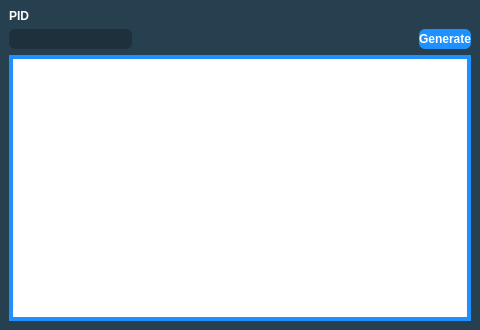
This is Forms/Gen3/PIDtoIVs.ui in Admiral-Fish/PokeFinder as Qt 5 draws it before an edit. The edited form follows.
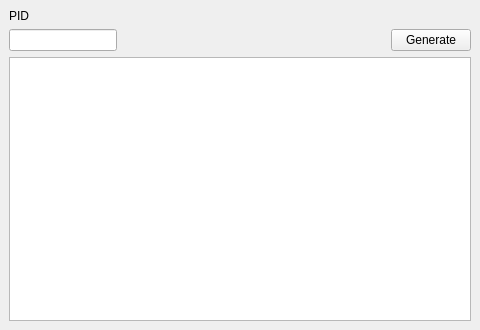
This is the edited form. Custom widgets are drawn as their Qt base class.

What changed in the file:
```diff
--- a/Forms/Gen3/PIDtoIVs.ui
+++ b/Forms/Gen3/PIDtoIVs.ui
@@ -31,48 +31,6 @@
   <property name="windowTitle">
    <string>PID to IV</string>
   </property>
-  <property name="styleSheet">
-   <string notr="true">QMainWindow {
-	background-color: #274050;
-}
-
-QTableView {
-	border: 4px solid DodgerBlue;
-}
-
-QHeaderView::section {
-	border: none;
-	background-color: #274050;
-	padding-top: 3px;
-	padding-bottom: 3px;
-	color: white;
-}
-
-QLineEdit {
-	qproperty-alignment: AlignCenter;
-	background-color: #1D303C;
-	border:none;
-	border-radius: 6px;
-	color: white;
-	font-family: &quot;Myriad Pro&quot;, Montserrat;
-	font-weight: 500;
-}
-
-QLabel {
-	color: white;
-	font-family: &quot;Myriad Pro&quot;, Montserrat;
-	font-weight: 500;
-}
-
-QPushButton {
-	border: none;
-	border-radius: 6px;
-	color: white;
-	background-color: DodgerBlue;
-	font-family: &quot;Myriad Pro&quot;, Montserrat;
-	font-weight: 500;
-}</string>
-  </property>
   <widget class="QWidget" name="centralwidget">
    <layout class="QGridLayout" name="gridLayout">
     <item row="1" column="2">
```
